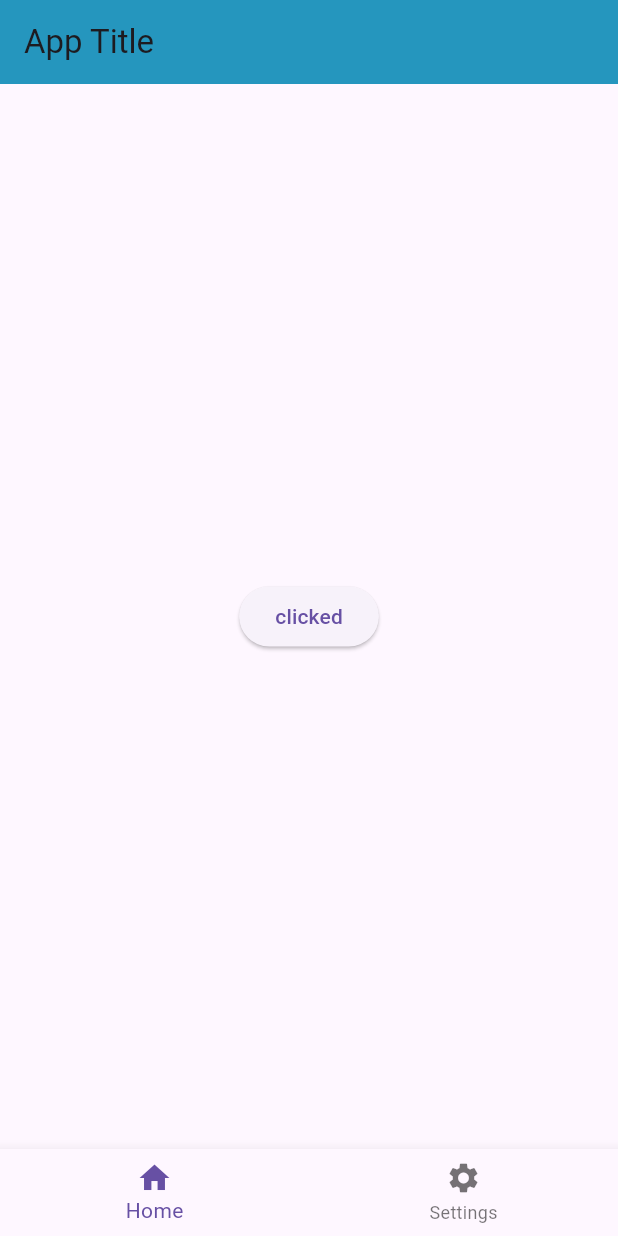
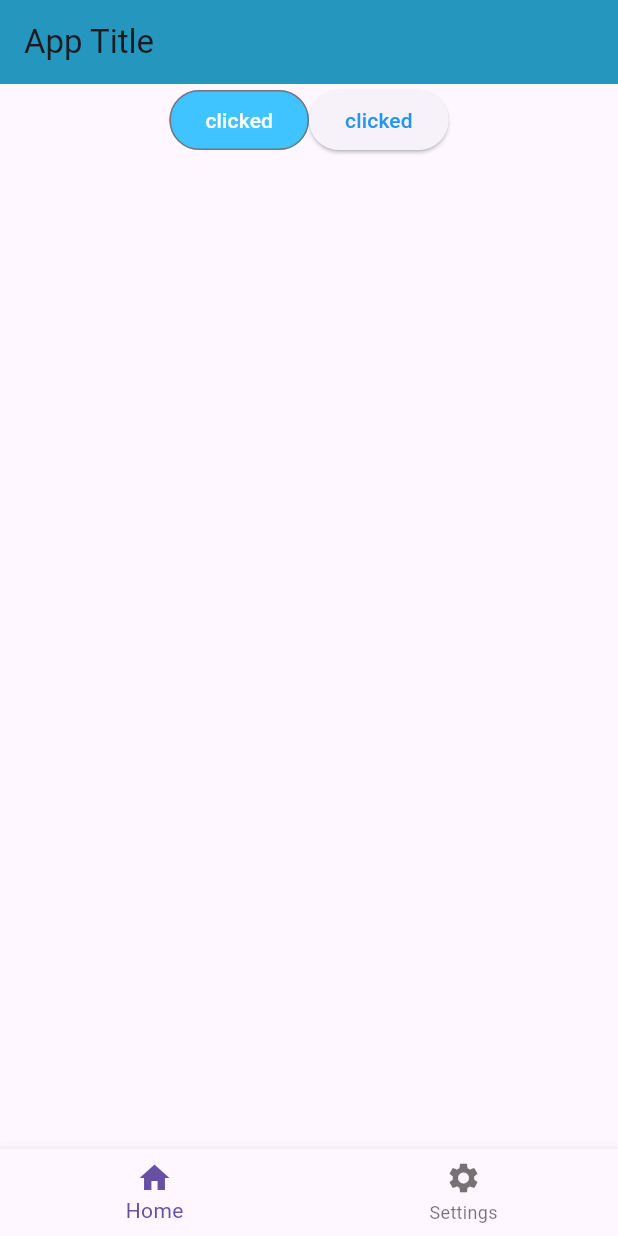
Before and after one commit to Nesgc/flutterLearn, a Flutter app: the screen it shows after launch, after a tap on "Clickss", on a phone screen of 412 x 824 dp. Run offline on Flutter 3.47's test engine with Material 3 defaults, Android fonts, the phone set to English and light mode, and no system bars.

Commit message:
button colors

```diff
--- a/lib/main.dart
+++ b/lib/main.dart
@@ -25,13 +25,39 @@ class _MyAppState extends State<MyApp> {
           title: const Text('App Title'),
         ),
         body: Center(
-          child: ElevatedButton(
+          child: SizedBox(
+            height: double.infinity,
+            width: double.infinity,
+            child: Row(
+              mainAxisAlignment: MainAxisAlignment.center,
+              crossAxisAlignment: CrossAxisAlignment.start,
+              children: [
+                OutlinedButton(
+                    style: TextButton.styleFrom(
+                      foregroundColor: Colors.white,
+                      disabledForegroundColor: Colors.red,
+                      backgroundColor: Colors.lightBlueAccent,
+                    ),
                     onPressed: () {
                       setState(() {
                         buttonName = 'clicked';
                       });
                     },
                     child: Text(buttonName)),
+                ElevatedButton(
+                    style: TextButton.styleFrom(
+                      primary: Colors.blue,
+                      onSurface: Colors.red,
+                    ),
+                    onPressed: () {
+                      setState(() {
+                        buttonName = 'clicked';
+                      });
+                    },
+                    child: Text(buttonName)),
+              ],
+            ),
+          ),
         ),
         bottomNavigationBar: BottomNavigationBar(
           items: const [
```
Lines whose indentation alone changed are shown as unchanged.
